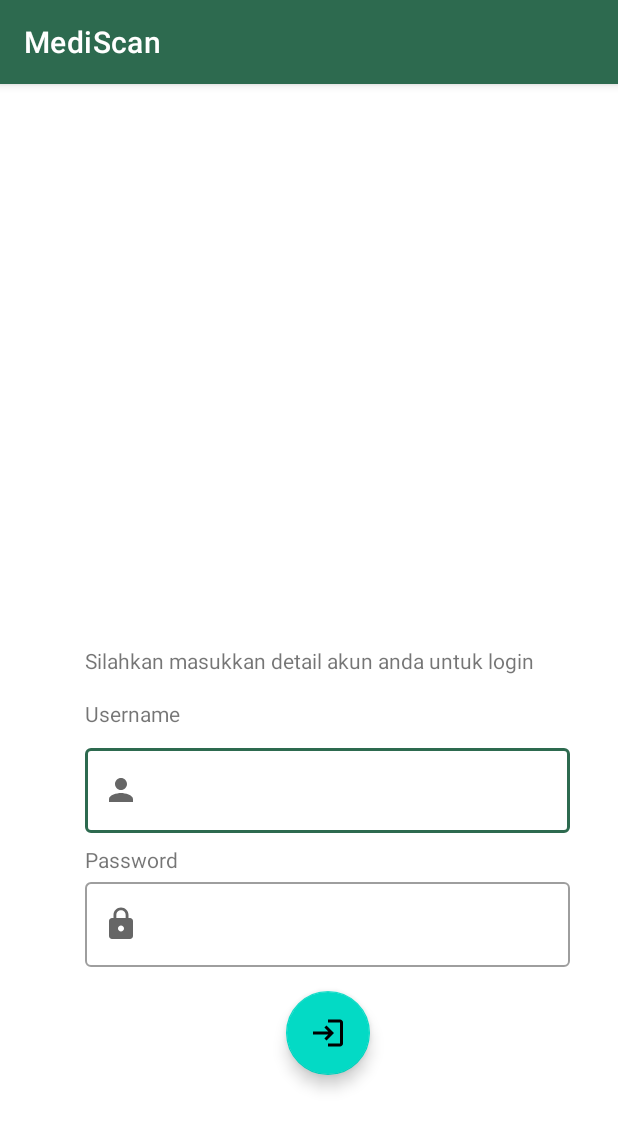
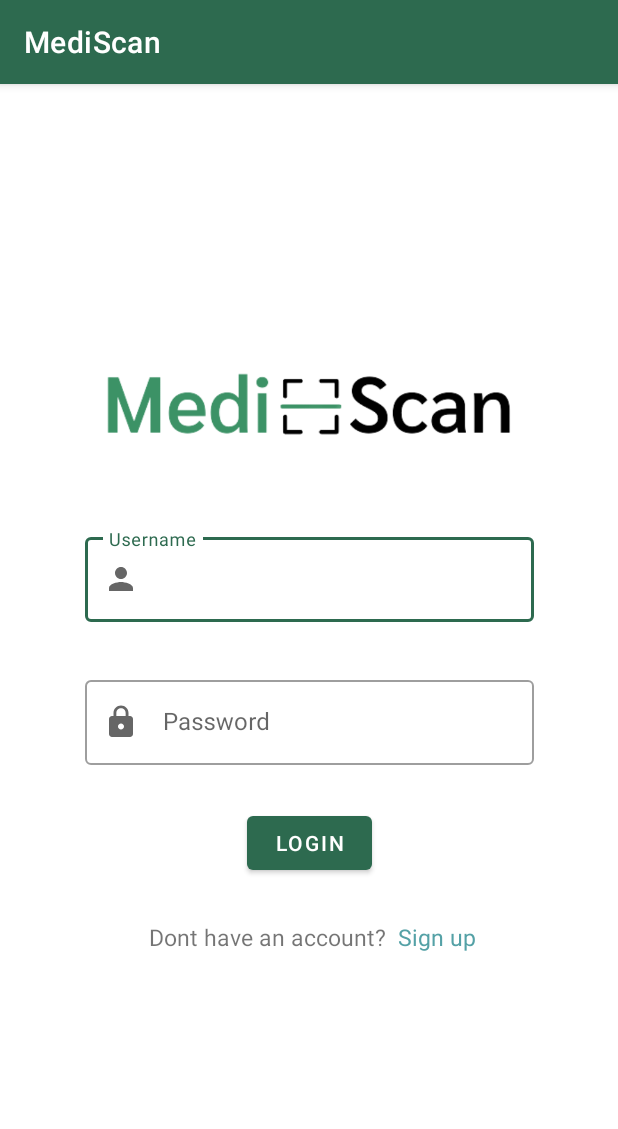
Before and after one commit to bravezephaniah/MediScan_Bangkit2022Capstone, an Android app: the LoginActivity screen opened directly, with no data from a screen before it, on a phone screen of 412 x 824 dp. Shown: the top 1129 px of the screen. Run offline under Robolectric (Android 15) with nearby library versions, the phone set to English and light mode, and no system bars.

Commit message:
Refine login page

```diff
--- a/app/src/main/java/capstoneproject/mediscan/view/LoginActivity.kt
+++ b/app/src/main/java/capstoneproject/mediscan/view/LoginActivity.kt
@@ -55,6 +55,9 @@ class LoginActivity : AppCompatActivity() {
                 }
             }
         }
+        binding.redirectSignup.setOnClickListener{
+            startActivity(Intent(this, SignupActivity::class.java))
+        }
     }
 
     private fun showLoading(b: Boolean) {
--- a/app/src/main/res/layout/activity_login.xml
+++ b/app/src/main/res/layout/activity_login.xml
@@ -18,83 +18,86 @@
             android:elevation="20dp"
             android:visibility="gone" />
 
-    <TextView
-            android:text="@string/login_desc_tagline"
-            android:layout_width="wrap_content"
+    <com.google.android.material.textfield.TextInputLayout
+        android:id="@+id/username_login_inputlayout"
+        style="@style/Widget.MaterialComponents.TextInputLayout.OutlinedBox"
+        android:layout_width="0dp"
+        android:layout_height="wrap_content"
+        android:layout_marginTop="49dp"
+        app:layout_constraintEnd_toEndOf="@+id/login_logo"
+        app:layout_constraintStart_toStartOf="@+id/login_logo"
+        app:layout_constraintTop_toBottomOf="@+id/login_logo"
+        app:startIconDrawable="@drawable/ic_baseline_person_24">
+
+        <com.google.android.material.textfield.TextInputEditText
+            android:id="@+id/username_login_edittext"
+            android:layout_width="match_parent"
             android:layout_height="wrap_content"
-            android:id="@+id/login_desc_tagline"
-            app:layout_constraintEnd_toEndOf="parent"
-            app:layout_constraintStart_toStartOf="parent"
-            app:layout_constraintTop_toTopOf="parent"
-            app:layout_constraintBottom_toBottomOf="parent"/>
-
-    <TextView
-            android:text="@string/username_desc"
-            android:layout_width="wrap_content"
-            android:layout_height="wrap_content"
-            app:layout_constraintStart_toStartOf="@+id/login_desc_tagline"
-            android:id="@+id/username_login_desc"
-            app:layout_constraintTop_toBottomOf="@+id/login_desc_tagline"
-            android:layout_marginTop="16dp"/>
+            android:hint="@string/username_desc"/>
+    </com.google.android.material.textfield.TextInputLayout>
 
     <com.google.android.material.textfield.TextInputLayout
-            android:layout_width="0dp"
-            android:layout_height="wrap_content"
-            app:layout_constraintTop_toBottomOf="@+id/username_login_desc"
-            app:layout_constraintStart_toStartOf="@+id/username_login_desc"
-            app:layout_constraintEnd_toEndOf="parent"
-            android:layout_marginEnd="32dp"
-            android:layout_marginTop="8dp"
-            android:id="@+id/username_login_inputlayout"
-            style="@style/Widget.MaterialComponents.TextInputLayout.OutlinedBox"
-            app:startIconDrawable="@drawable/ic_baseline_person_24">
+        android:id="@+id/password_login_inputlayout"
+        style="@style/Widget.MaterialComponents.TextInputLayout.OutlinedBox"
+        android:layout_width="0dp"
+        android:layout_height="wrap_content"
+        android:layout_marginTop="33dp"
+        app:layout_constraintEnd_toEndOf="@+id/username_login_inputlayout"
+        app:layout_constraintStart_toStartOf="@+id/username_login_inputlayout"
+        app:layout_constraintTop_toBottomOf="@+id/username_login_inputlayout"
+        app:passwordToggleEnabled="false"
+        app:startIconDrawable="@drawable/ic_baseline_lock_24">
 
         <com.google.android.material.textfield.TextInputEditText
-                android:layout_width="match_parent"
-                android:layout_height="wrap_content"
-                android:id="@+id/username_login_edittext"/>
-    </com.google.android.material.textfield.TextInputLayout>
-
-    <TextView
-            android:text="@string/password_desc"
-            android:layout_width="wrap_content"
-            android:layout_height="wrap_content"
-            android:id="@+id/password_login_desc"
-            app:layout_constraintTop_toBottomOf="@+id/username_login_inputlayout"
-            app:layout_constraintStart_toStartOf="@+id/username_login_inputlayout"
-            android:layout_marginTop="8dp"/>
-
-    <com.google.android.material.textfield.TextInputLayout
-            android:layout_width="0dp"
-            android:layout_height="wrap_content"
-            android:id="@+id/password_login_inputlayout"
-            app:layout_constraintTop_toBottomOf="@+id/password_login_desc"
-            app:layout_constraintStart_toStartOf="@+id/password_login_desc"
-            app:layout_constraintEnd_toEndOf="parent"
-            android:layout_marginEnd="32dp"
-            style="@style/Widget.MaterialComponents.TextInputLayout.OutlinedBox"
-            app:startIconDrawable="@drawable/ic_baseline_lock_24"
-            app:passwordToggleEnabled="false">
-
-        <com.google.android.material.textfield.TextInputEditText
-                android:layout_width="match_parent"
-                android:layout_height="match_parent"
-                android:id="@+id/password_login_edittext"
-                android:inputType="textPassword"/>
+            android:id="@+id/password_login_edittext"
+            android:layout_width="match_parent"
+            android:layout_height="match_parent"
+            android:inputType="textPassword"
+            android:hint="@string/password_desc"/>
 
     </com.google.android.material.textfield.TextInputLayout>
 
-    <com.google.android.material.floatingactionbutton.FloatingActionButton
-            android:layout_width="wrap_content"
-            android:layout_height="wrap_content"
-            android:clickable="true"
-            app:srcCompat="@drawable/ic_baseline_login_24"
-            android:id="@+id/login_button"
-            app:layout_constraintTop_toBottomOf="@+id/password_login_inputlayout"
-            app:layout_constraintEnd_toEndOf="@+id/password_login_inputlayout"
-            app:layout_constraintStart_toStartOf="@+id/password_login_inputlayout"
-            android:layout_marginTop="16dp"
-            android:focusable="true"
-            android:contentDescription="@string/login_desc"/>
+    <ImageView
+        android:id="@+id/login_logo"
+        android:layout_width="299dp"
+        android:layout_height="61dp"
+        android:layout_marginTop="186dp"
+        app:layout_constraintEnd_toEndOf="parent"
+        app:layout_constraintStart_toStartOf="parent"
+        app:layout_constraintTop_toTopOf="parent"
+        app:srcCompat="@drawable/logo_mediscan" />
+
+    <Button
+        android:id="@+id/login_button"
+        android:layout_width="83dp"
+        android:layout_height="48dp"
+        android:layout_marginTop="28dp"
+        android:text="@string/login_desc"
+        app:layout_constraintEnd_toEndOf="parent"
+        app:layout_constraintStart_toStartOf="parent"
+        app:layout_constraintTop_toBottomOf="@+id/password_login_inputlayout" />
+
+    <TextView
+        android:id="@+id/redirect_desc_login"
+        android:layout_width="wrap_content"
+        android:layout_height="wrap_content"
+        android:layout_marginTop="28dp"
+        android:text="Dont have an account?"
+        android:textSize="15sp"
+        app:layout_constraintEnd_toEndOf="parent"
+        app:layout_constraintHorizontal_bias="0.39"
+        app:layout_constraintStart_toStartOf="parent"
+        app:layout_constraintTop_toBottomOf="@+id/login_button" />
+
+    <TextView
+        android:id="@+id/redirect_signup"
+        android:layout_width="wrap_content"
+        android:layout_height="wrap_content"
+        android:layout_marginStart="8dp"
+        android:text="Sign up"
+        android:textColor="#54A1A6"
+        android:textSize="15sp"
+        app:layout_constraintStart_toEndOf="@+id/redirect_desc_login"
+        app:layout_constraintTop_toTopOf="@+id/redirect_desc_login" />
 
 </androidx.constraintlayout.widget.ConstraintLayout>
```
